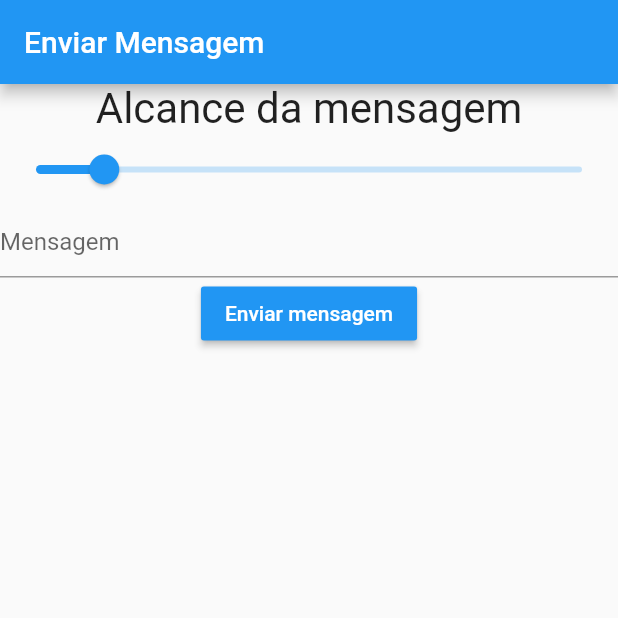
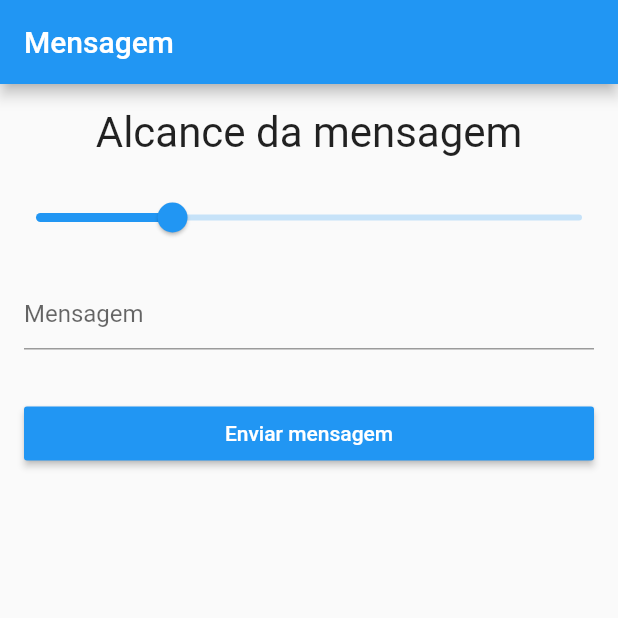
Before and after one commit to gustavodev91/appScream, a Flutter app: the screen it shows after launch, after a tap on "Enviar mensagem", on a phone screen of 412 x 824 dp, the top half of it. Run offline on Flutter 3.47's test engine with Material 2 defaults, Android fonts, the phone set to English and light mode, and no system bars.

Commit message:
tela mensagem

```diff
--- a/lib/formulario.dart
+++ b/lib/formulario.dart
@@ -3,41 +3,72 @@ import 'package:flutter/material.dart';
 
 class Formmulario extends StatelessWidget {
 
-  final int alcance;
+  final double alcance;
   final String texto;
   final bool permissaoEnviar;
-  final void Function() funcEnviar;
+  final void Function(String,double) funcEnviar;
+  final void Function(double) alteraAlcance;
+  final void Function(String) atualizaText;
+
 
   Formmulario({
     @required this.texto,
     @required this.alcance,
     @required this.permissaoEnviar,
-    @required this.funcEnviar
+    @required this.funcEnviar,
+    @required this.alteraAlcance,
+    @required this.atualizaText,
+
+
   });
+
 
  @override
   Widget build(BuildContext context) {
 
     return  Column(
           children: <Widget>[
-            Text(
+            Padding(
+              padding: const EdgeInsets.all(16.0),
+              child: Text(
                 'Alcance da mensagem',
                 style: TextStyle(fontSize: 28),
                 textAlign: TextAlign.center,
+
               ),
-            Slider(value: 1 , onChanged : (double newValue) {return 3;}, min: 0.0,max:8.0),
-            TextField(
+            ),
+            Slider(
+              value: alcance ,
+              onChanged : (newVal) => alteraAlcance(newVal) ,
+              min: 0.0,max:8.0,
+              label: '$alcance'
+              ),
+            Padding(
+              padding: const EdgeInsets.all(16.0),
+              child: TextFormField(
                 decoration: InputDecoration(
                   hintText: 'Mensagem'
                 ),
+                onChanged : (String newValue) => atualizaText(newValue),
+                validator : (value) { if (value.isEmpty) {
+                                          print('Please enter some text');
+                                      }
+                                      return null;
+                                    }
               ),
-
-
-            RaisedButton(
+            ),
+            Padding(
+              padding: const EdgeInsets.all(16.0),
+              child: Container(
+                width: double.infinity,
+                child: RaisedButton(
                   color: Colors.blue,
                   textColor: Colors.white,
                   child: Text("Enviar mensagem"),
-              onPressed: this.funcEnviar,
+                  onPressed: () => funcEnviar(texto,alcance),
+
+                ),
+              ),
             ),
           ],
         );
--- a/lib/main.dart
+++ b/lib/main.dart
@@ -8,7 +8,7 @@ void main() {
 class _PerguntaAppState extends State<PerguntaApp> {
 
   var _texto = '';
-  var _alcance = 0;
+  double _alcance = 2.0;
 
 
   final List<Map<String,Object>> _perguntas = [
@@ -41,13 +41,26 @@ class _PerguntaAppState extends State<PerguntaApp> {
       }
     ];
 
-  void _enviarForm(){
+  void _enviarForm(String texto, double valor){
     setState(() {
       _texto = '';
-     _alcance = 0;
     });
 
-    print('Formulario Enviado');
+    print('Enviar texto\nText: $texto\nValor: $valor');
+  }
+
+  void _atualizaText(String text){
+    print("Digitou $text");
+    _texto = text;
+
+    print("Salvou $text");
+  }
+
+  void _alteraAlcance(double novoValor){
+    setState(() {
+      _alcance = novoValor;
+    });
+    print("Novo Valor: $novoValor");
   }
 
   bool get _podeEnviar{
@@ -64,14 +77,17 @@ class _PerguntaAppState extends State<PerguntaApp> {
     return MaterialApp(
       home: Scaffold(
         appBar: AppBar(
-          title: Text('Enviar Mensagem'),
+          title: Text('Mensagem'),
         ),
         body: !carregando ?
         Formmulario(
           texto : _texto,
           alcance : _alcance,
           permissaoEnviar: _podeEnviar,
-          funcEnviar : _enviarForm)
+          funcEnviar : _enviarForm,
+          alteraAlcance : _alteraAlcance,
+          atualizaText : _atualizaText
+          )
         : null
       )
     );
```
Also changed, not shown: lib/listaMensagens.dart (added, +41 -0 lines). Lines whose indentation alone changed are shown as unchanged.
